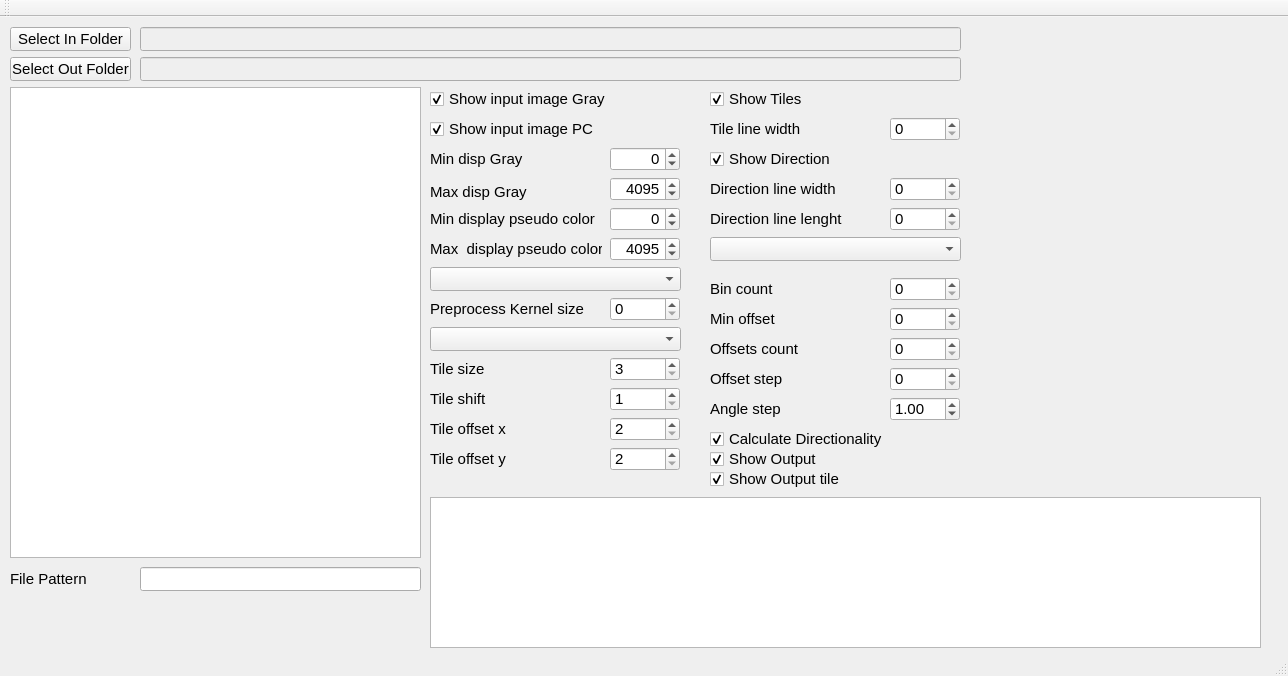
This is mainwindow.ui in marcinkociolek/DirectionalityDetectionGui as Qt 5 draws it before an edit. The edited form follows.
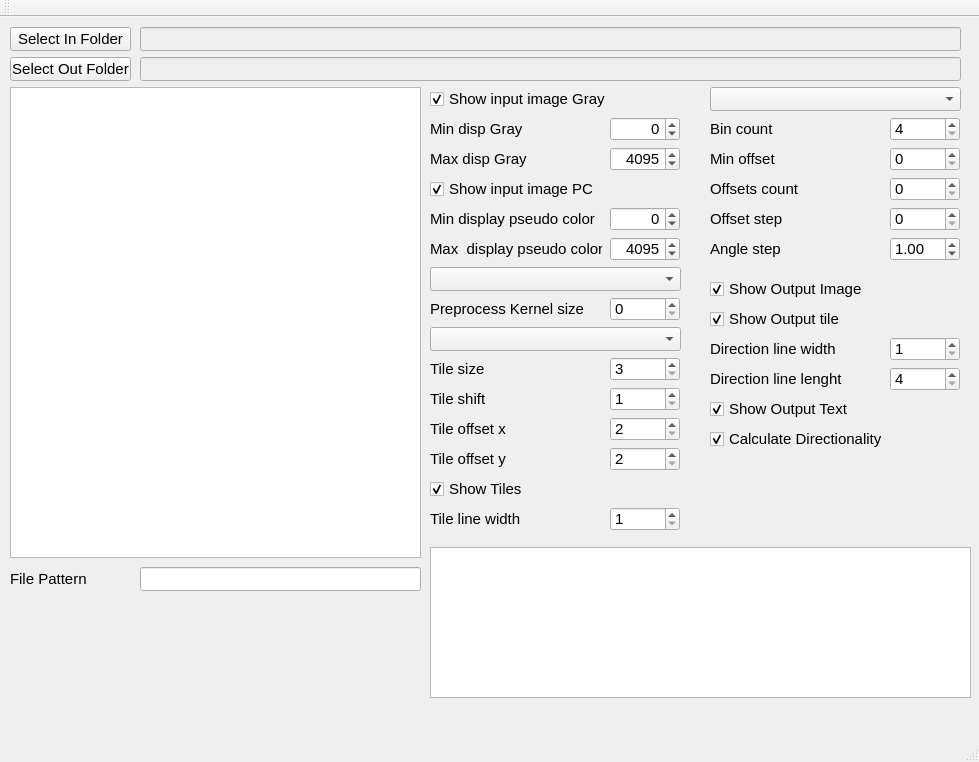
This is the edited form.

The edit to the form file:
```diff
--- a/mainwindow.ui
+++ b/mainwindow.ui
@@ -6,8 +6,8 @@
    <rect>
     <x>0</x>
     <y>0</y>
-    <width>1288</width>
-    <height>676</height>
+    <width>979</width>
+    <height>762</height>
    </rect>
   </property>
   <property name="font">
@@ -101,7 +101,7 @@
     <property name="geometry">
      <rect>
       <x>430</x>
-      <y>100</y>
+      <y>160</y>
       <width>181</width>
       <height>24</height>
      </rect>
@@ -144,7 +144,7 @@
     <property name="geometry">
      <rect>
       <x>610</x>
-      <y>130</y>
+      <y>100</y>
       <width>70</width>
       <height>24</height>
      </rect>
@@ -171,9 +171,9 @@
     <property name="geometry">
      <rect>
       <x>430</x>
-      <y>160</y>
+      <y>130</y>
       <width>172</width>
-      <height>30</height>
+      <height>24</height>
      </rect>
     </property>
     <property name="font">
@@ -207,7 +207,7 @@
     <property name="geometry">
      <rect>
       <x>430</x>
-      <y>130</y>
+      <y>100</y>
       <width>172</width>
       <height>24</height>
      </rect>
@@ -255,7 +255,7 @@
     <property name="geometry">
      <rect>
       <x>610</x>
-      <y>160</y>
+      <y>130</y>
       <width>70</width>
       <height>24</height>
      </rect>
@@ -436,8 +436,8 @@
    <widget class="QCheckBox" name="CheckBoxShowTiles">
     <property name="geometry">
      <rect>
-      <x>710</x>
-      <y>70</y>
+      <x>430</x>
+      <y>460</y>
       <width>181</width>
       <height>24</height>
      </rect>
@@ -452,8 +452,8 @@
    <widget class="QLabel" name="labelTileLineWidth">
     <property name="geometry">
      <rect>
-      <x>710</x>
-      <y>100</y>
+      <x>430</x>
+      <y>490</y>
       <width>172</width>
       <height>24</height>
      </rect>
@@ -474,13 +474,13 @@
     <property name="geometry">
      <rect>
       <x>710</x>
-      <y>130</y>
+      <y>260</y>
       <width>181</width>
       <height>24</height>
      </rect>
     </property>
     <property name="text">
-     <string>Show Direction</string>
+     <string>Show Output Image</string>
     </property>
     <property name="checked">
      <bool>true</bool>
@@ -490,7 +490,7 @@
     <property name="geometry">
      <rect>
       <x>710</x>
-      <y>160</y>
+      <y>320</y>
       <width>172</width>
       <height>24</height>
      </rect>
@@ -511,7 +511,7 @@
     <property name="geometry">
      <rect>
       <x>710</x>
-      <y>290</y>
+      <y>130</y>
       <width>172</width>
       <height>24</height>
      </rect>
@@ -532,7 +532,7 @@
     <property name="geometry">
      <rect>
       <x>710</x>
-      <y>320</y>
+      <y>160</y>
       <width>172</width>
       <height>24</height>
      </rect>
@@ -553,7 +553,7 @@
     <property name="geometry">
      <rect>
       <x>710</x>
-      <y>350</y>
+      <y>190</y>
       <width>172</width>
       <height>24</height>
      </rect>
@@ -574,7 +574,7 @@
     <property name="geometry">
      <rect>
       <x>710</x>
-      <y>220</y>
+      <y>70</y>
       <width>251</width>
       <height>24</height>
      </rect>
@@ -584,7 +584,7 @@
     <property name="geometry">
      <rect>
       <x>710</x>
-      <y>260</y>
+      <y>100</y>
       <width>172</width>
       <height>24</height>
      </rect>
@@ -605,7 +605,7 @@
     <property name="geometry">
      <rect>
       <x>710</x>
-      <y>190</y>
+      <y>350</y>
       <width>172</width>
       <height>24</height>
      </rect>
@@ -697,8 +697,8 @@
    <widget class="QSpinBox" name="spinBoxTileLineWidth">
     <property name="geometry">
      <rect>
-      <x>890</x>
-      <y>100</y>
+      <x>610</x>
+      <y>490</y>
       <width>70</width>
       <height>24</height>
      </rect>
@@ -708,12 +708,18 @@
       <pointsize>11</pointsize>
      </font>
     </property>
+    <property name="minimum">
+     <number>1</number>
+    </property>
+    <property name="maximum">
+     <number>4</number>
+    </property>
    </widget>
    <widget class="QSpinBox" name="spinBoxDirectionLineWidth">
     <property name="geometry">
      <rect>
       <x>890</x>
-      <y>160</y>
+      <y>320</y>
       <width>70</width>
       <height>24</height>
      </rect>
@@ -723,12 +729,18 @@
       <pointsize>11</pointsize>
      </font>
     </property>
+    <property name="minimum">
+     <number>1</number>
+    </property>
+    <property name="maximum">
+     <number>4</number>
+    </property>
    </widget>
    <widget class="QSpinBox" name="spinBoxDirectionLineLenght">
     <property name="geometry">
      <rect>
       <x>890</x>
-      <y>190</y>
+      <y>350</y>
       <width>70</width>
       <height>24</height>
      </rect>
@@ -738,12 +750,18 @@
       <pointsize>11</pointsize>
      </font>
     </property>
+    <property name="minimum">
+     <number>4</number>
+    </property>
+    <property name="maximum">
+     <number>40</number>
+    </property>
    </widget>
    <widget class="QSpinBox" name="spinBoxBinCount">
     <property name="geometry">
      <rect>
       <x>890</x>
-      <y>260</y>
+      <y>100</y>
       <width>70</width>
       <height>24</height>
      </rect>
@@ -753,12 +771,24 @@
       <pointsize>11</pointsize>
      </font>
     </property>
+    <property name="minimum">
+     <number>4</number>
+    </property>
+    <property name="maximum">
+     <number>256</number>
+    </property>
+    <property name="value">
+     <number>4</number>
+    </property>
+    <property name="displayIntegerBase">
+     <number>10</number>
+    </property>
    </widget>
    <widget class="QSpinBox" name="spinBoxMinOffset">
     <property name="geometry">
      <rect>
       <x>890</x>
-      <y>290</y>
+      <y>130</y>
       <width>70</width>
       <height>24</height>
      </rect>
@@ -773,7 +803,7 @@
     <property name="geometry">
      <rect>
       <x>890</x>
-      <y>320</y>
+      <y>160</y>
       <width>70</width>
       <height>24</height>
      </rect>
@@ -788,7 +818,7 @@
     <property name="geometry">
      <rect>
       <x>890</x>
-      <y>350</y>
+      <y>190</y>
       <width>70</width>
       <height>24</height>
      </rect>
@@ -803,7 +833,7 @@
     <property name="geometry">
      <rect>
       <x>710</x>
-      <y>380</y>
+      <y>220</y>
       <width>172</width>
       <height>24</height>
      </rect>
@@ -824,7 +854,7 @@
     <property name="geometry">
      <rect>
       <x>890</x>
-      <y>380</y>
+      <y>220</y>
       <width>70</width>
       <height>24</height>
      </rect>
@@ -884,13 +914,13 @@
     <property name="geometry">
      <rect>
       <x>710</x>
-      <y>430</y>
+      <y>380</y>
       <width>181</width>
       <height>24</height>
      </rect>
     </property>
     <property name="text">
-     <string>Show Output</string>
+     <string>Show Output Text</string>
     </property>
     <property name="checked">
      <bool>true</bool>
@@ -900,7 +930,7 @@
     <property name="geometry">
      <rect>
       <x>710</x>
-      <y>450</y>
+      <y>290</y>
       <width>181</width>
       <height>24</height>
      </rect>
@@ -916,8 +946,8 @@
     <property name="geometry">
      <rect>
       <x>430</x>
-      <y>480</y>
-      <width>831</width>
+      <y>530</y>
+      <width>541</width>
       <height>151</height>
      </rect>
     </property>
```
Left out of the diff: 2 changed lines with no effect on the pictures.
